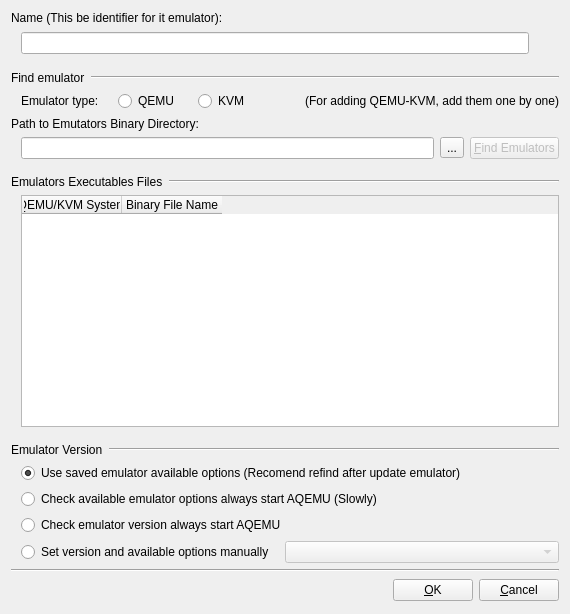
This is Emulator_Options_Window.ui in qunying/aqemu-old as Qt 5 draws it before an edit. The edited form follows.
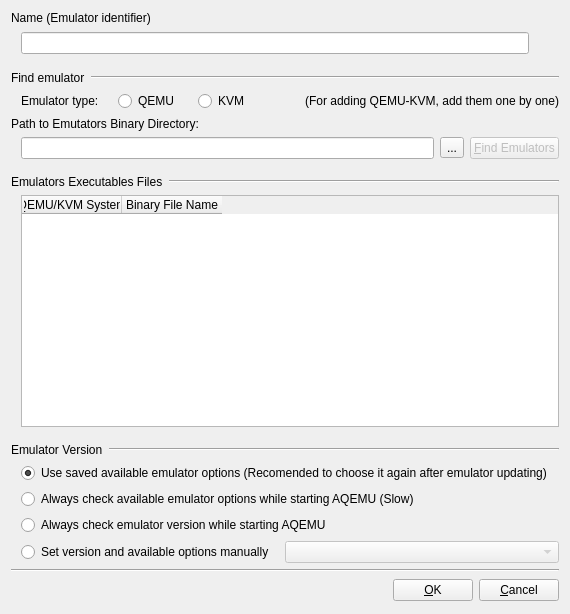
This is the edited form. Icons and pictures are not drawn.

Diff of the .ui file:
```diff
--- a/Emulator_Options_Window.ui
+++ b/Emulator_Options_Window.ui
@@ -22,7 +22,7 @@
    <item>
     <widget class="QLabel" name="Label_Name">
      <property name="text">
-      <string>Name (This be identifier for it emulator):</string>
+      <string>Name (Emulator identifier)</string>
      </property>
     </widget>
    </item>
@@ -391,7 +391,7 @@
         <item>
          <widget class="QRadioButton" name="RB_Save_Options">
           <property name="text">
-           <string>Use saved emulator available options (Recomend refind after update emulator)</string>
+           <string>Use saved available emulator options (Recomended to choose it again after emulator updating)</string>
           </property>
           <property name="checked">
            <bool>true</bool>
@@ -401,14 +401,14 @@
         <item>
          <widget class="QRadioButton" name="RB_Check_Options">
           <property name="text">
-           <string>Check available emulator options always start AQEMU (Slowly)</string>
+           <string>Always check available emulator options while starting AQEMU (Slow)</string>
           </property>
          </widget>
         </item>
         <item>
          <widget class="QRadioButton" name="RB_Check_Version">
           <property name="text">
-           <string>Check emulator version always start AQEMU</string>
+           <string>Always check emulator version while starting AQEMU</string>
           </property>
           <property name="checked">
            <bool>false</bool>
```
